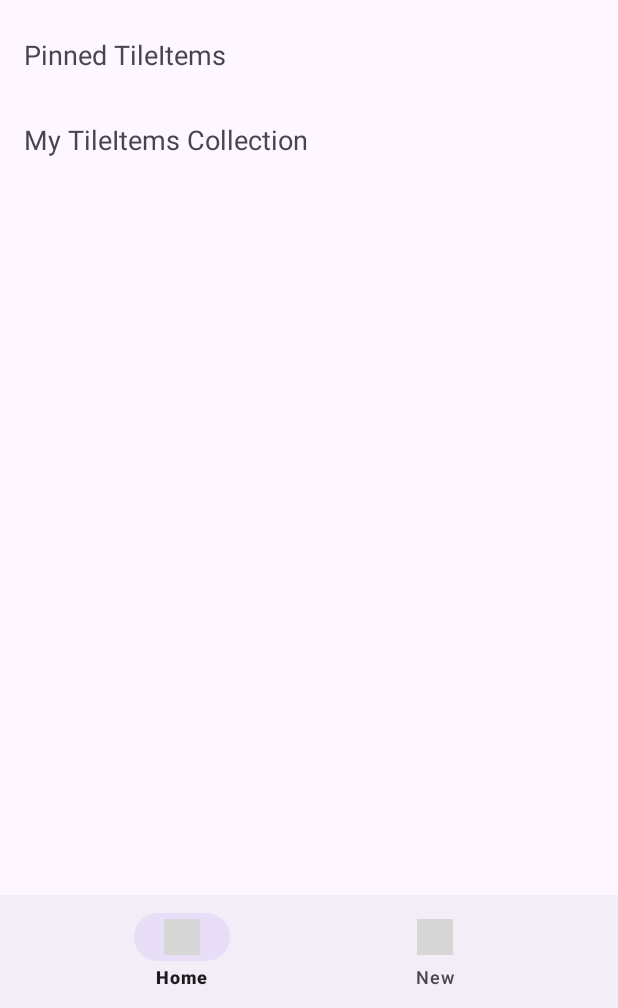
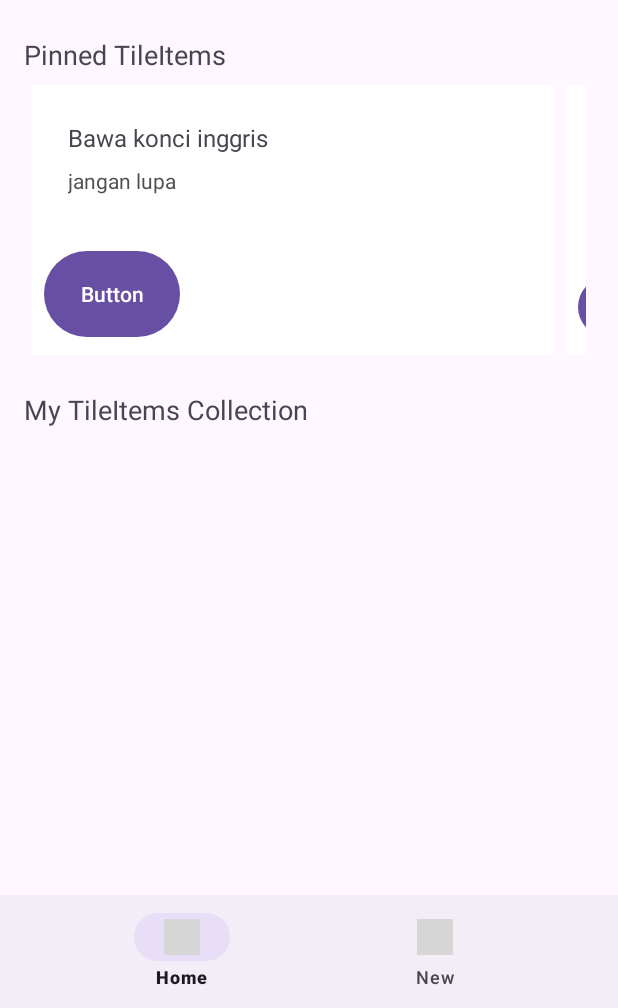
Before and after one commit to Vinncz/NotifyYou, an Android app: the screen it shows after launch (MainActivity), on a phone screen of 412 x 824 dp, the part 228-1236 px from its top. Run offline under Robolectric (Android 15) with nearby library versions, the light colour scheme and no system bars; grey boxes are pictures that could not be loaded.

Commit message:
Done with the first preview of the first RecyclerView

```diff
--- a/app/src/main/java/com/example/notifyyou/Activities/MainActivity.java
+++ b/app/src/main/java/com/example/notifyyou/Activities/MainActivity.java
@@ -5,7 +5,6 @@ import androidx.fragment.app.Fragment;
 import androidx.fragment.app.FragmentManager;
 import androidx.fragment.app.FragmentTransaction;
 
-import android.content.SharedPreferences;
 import android.os.Bundle;
 import android.view.MenuItem;
 
@@ -49,7 +48,8 @@ public class MainActivity extends AppCompatActivity {
 
                     return true;
                 }
-                });
+            }
+        );
 
     }
 }
--- /dev/null
+++ b/app/src/main/java/com/example/notifyyou/Adapters/PinnedTileItemsAdapter.java
@@ -0,0 +1,60 @@
+package com.example.notifyyou.Adapters;
+
+import android.view.LayoutInflater;
+import android.view.View;
+import android.view.ViewGroup;
+import android.widget.TextView;
+
+import androidx.annotation.NonNull;
+import androidx.recyclerview.widget.RecyclerView;
+
+import com.example.notifyyou.Models.TileItem;
+import com.example.notifyyou.R;
+
+import java.util.ArrayList;
+
+public class PinnedTileItemsAdapter extends RecyclerView.Adapter<PinnedTileItemsAdapter.ViewHolder> {
+
+    private ArrayList<TileItem> itemList;
+
+    public PinnedTileItemsAdapter(ArrayList<TileItem> itemList) {
+        this.itemList = itemList;
+    }
+
+    @NonNull
+    @Override
+    public ViewHolder onCreateViewHolder(@NonNull ViewGroup parent, int viewType) {
+        View view = LayoutInflater.from(parent.getContext()).inflate(R.layout.pinned_tile_items_layout, parent, false);
+        return new ViewHolder(view);
+    }
+
+    @Override
+    public void onBindViewHolder(@NonNull ViewHolder holder, int position) {
+        TileItem item = itemList.get(position);
+        holder.bind(item);
+    }
+
+    @Override
+    public int getItemCount() {
+        return itemList.size();
+    }
+
+    public class ViewHolder extends RecyclerView.ViewHolder {
+        private TextView title, body;
+
+        public ViewHolder(@NonNull View itemView) {
+            super(itemView);
+            title = itemView.findViewById(R.id.title);
+            body = itemView.findViewById(R.id.body);
+        }
+
+        public void bind(TileItem item) {
+            title.setText(item.getTitle());
+            title.setMaxLines(2);
+            body.setText(item.getBody());
+            body.setMaxLines(3);
+        }
+    }
+
+
+}
--- a/app/src/main/java/com/example/notifyyou/Fragments/Home.java
+++ b/app/src/main/java/com/example/notifyyou/Fragments/Home.java
@@ -4,12 +4,19 @@ import android.os.Bundle;
 
 import androidx.fragment.app.Fragment;
 import androidx.fragment.app.FragmentTransaction;
+import androidx.recyclerview.widget.GridLayoutManager;
+import androidx.recyclerview.widget.LinearLayoutManager;
+import androidx.recyclerview.widget.RecyclerView;
 
 import android.view.LayoutInflater;
 import android.view.View;
 import android.view.ViewGroup;
 
+import com.example.notifyyou.Adapters.PinnedTileItemsAdapter;
+import com.example.notifyyou.Models.TileItem;
 import com.example.notifyyou.R;
+
+import java.util.ArrayList;
 
 /**
  * A simple {@link Fragment} subclass.
@@ -62,6 +69,21 @@ public class Home extends Fragment {
     public View onCreateView(LayoutInflater inflater, ViewGroup container, Bundle savedInstanceState) {
         View v = inflater.inflate(R.layout.fragment_home, container, false);
 
+        ArrayList<TileItem> items = new ArrayList<TileItem>();
+        items.add(new TileItem("Bawa konci inggris", "jangan lupa"));
+        items.add(new TileItem("Contoh kalimat yang panjang banget dah dih duh deh doh sa si su se so 1 2 3 4 5 6 7 8 9", "iya ini buat ngetes aja apa yang terjadi kalo teksnya panjanggg banget nget nget"));
+        items.add(new TileItem("Bawa regal", "jangan lupa"));
+        items.add(new TileItem("Bawa regal", "jangan lupa"));
+
+        PinnedTileItemsAdapter ptia = new PinnedTileItemsAdapter(items);
+        RecyclerView pinnedTileItems = (RecyclerView) v.findViewById(R.id.pinnedTileItems);
+
+        LinearLayoutManager layoutManager = new LinearLayoutManager(v.getContext(), LinearLayoutManager.HORIZONTAL, false);
+        pinnedTileItems.setLayoutManager(layoutManager);
+        pinnedTileItems.setPadding(8, 0, 8, 0);
+
+        pinnedTileItems.setAdapter(ptia);
+
         return v;
     }
 }
--- /dev/null
+++ b/app/src/main/res/drawable/edit_button_background.xml
@@ -0,0 +1,7 @@
+<?xml version="1.0" encoding="utf-8"?>
+<selector xmlns:android="http://schemas.android.com/apk/res/android">
+    <item>
+        <color android:color="@color/design_default_color_background" />
+
+    </item>
+</selector>
--- a/app/src/main/res/layout/activity_main.xml
+++ b/app/src/main/res/layout/activity_main.xml
@@ -9,7 +9,7 @@
     <androidx.coordinatorlayout.widget.CoordinatorLayout
         android:id="@+id/coordinatorLayout"
         android:layout_width="match_parent"
-        android:layout_height="wrap_content"
+        android:layout_height="match_parent"
         app:layout_constraintTop_toTopOf="parent"
     >
 
@@ -58,7 +58,7 @@
                     android:id="@+id/fragmentContainerView"
                     android:layout_width="match_parent"
                     android:layout_height="wrap_content"
-                    android:paddingBottom="512dp"
+                    android:paddingBottom="125dp"
                 />
 
             </LinearLayout>
--- a/app/src/main/res/layout/fragment_home.xml
+++ b/app/src/main/res/layout/fragment_home.xml
@@ -34,7 +34,7 @@
 
         <TextView
             android:id="@+id/textView2"
-            android:layout_width="wrap_content"
+            android:layout_width="match_parent"
             android:layout_height="wrap_content"
             android:text="My TileItems Collection"
             android:textSize="18dp"
--- /dev/null
+++ b/app/src/main/res/layout/pinned_tile_items_layout.xml
@@ -0,0 +1,59 @@
+<?xml version="1.0" encoding="utf-8"?>
+<androidx.constraintlayout.widget.ConstraintLayout xmlns:android="http://schemas.android.com/apk/res/android"
+    xmlns:tools="http://schemas.android.com/tools"
+    android:layout_width="wrap_content"
+    android:layout_height="match_parent"
+    android:padding="8dp"
+    android:layout_marginRight="8dp"
+    android:layout_gravity="center"
+    android:background="@drawable/edit_button_background"
+    xmlns:app="http://schemas.android.com/apk/res-auto">
+
+    <LinearLayout
+        android:layout_width="wrap_content"
+        android:layout_height="match_parent"
+        android:orientation="vertical"
+        app:layout_constraintStart_toStartOf="parent"
+        app:layout_constraintTop_toTopOf="parent">
+
+        <LinearLayout
+            android:layout_width="wrap_content"
+            android:layout_height="wrap_content"
+            android:orientation="vertical"
+            android:layout_weight="1"
+            android:padding="16dp">
+
+            <TextView
+                android:id="@+id/title"
+                android:layout_width="wrap_content"
+                android:layout_height="wrap_content"
+                android:maxWidth="400sp"
+                android:minWidth="300sp"
+                android:layout_marginBottom="8dp"
+                android:ellipsize="end"
+                android:text="Contoh kalimat yang panjang banget dah dih duh deh doh sa si su se so 1 2 3 4 5 6 7 8 9"
+                android:textSize="16sp" />
+
+            <TextView
+                android:id="@+id/body"
+                android:layout_width="wrap_content"
+                android:layout_height="wrap_content"
+                android:maxWidth="400sp"
+                android:minWidth="300sp"
+                android:ellipsize="end"
+                android:text="Contoh kalimat yang panjang banget dah dih duh deh doh sa si su se so 1 2 3 4 5 6 7 8 9 Contoh kalimat yang panjang banget dah dih duh deh doh sa si su se so 1 2 3 4 5 6 7 8 9 Contoh kalimat yang panjang banget dah dih duh deh doh sa si su se so 1 2 3 4 5 6 7 8 9 Contoh kalimat yang panjang banget dah dih duh deh doh sa si su se so 1 2 3 4 5 6 7 8 9"
+                android:textColor="#505050" />
+
+        </LinearLayout>
+
+        <Button
+            android:id="@+id/button"
+            android:layout_width="wrap_content"
+            android:layout_height="wrap_content"
+            android:layout_weight="1"
+            android:text="Button" />
+
+    </LinearLayout>
+
+
+</androidx.constraintlayout.widget.ConstraintLayout>
```
Lines whose indentation alone changed are shown as unchanged.
